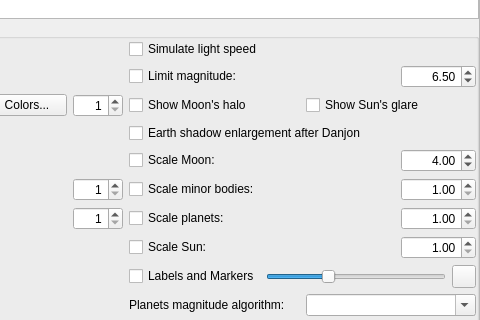
Qt form src/gui/viewDialog.ui (Stellarium/stellarium) before a commit; both pictures show x 513 to 993 and y 81 to 401 of the 993 by 659 pixel window.
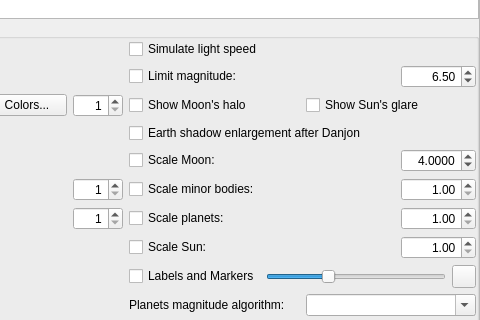
The same form after that commit. The open tabs and pages were chosen to show the change. Icons and pictures are not drawn. Custom widgets are drawn as their Qt base class.

Commit message: Allow fine-scaling the Moon

The edit to the form file:
```diff
--- a/src/gui/viewDialog.ui
+++ b/src/gui/viewDialog.ui
@@ -1301,7 +1301,7 @@
                   <set>Qt::AlignRight|Qt::AlignTrailing|Qt::AlignVCenter</set>
                  </property>
                  <property name="decimals">
-                  <number>2</number>
+                  <number>4</number>
                  </property>
                  <property name="minimum">
                   <double>1.000000000000000</double>
```
